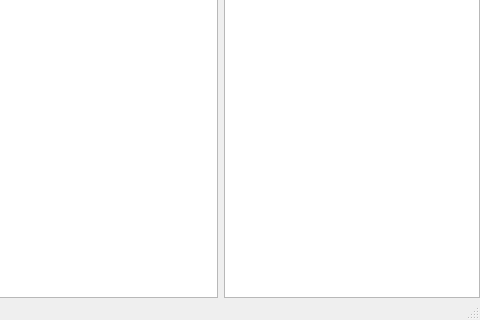
danishcake/FusionForever, file src/FusionForever_Editor/fusionforever_editor.ui: the form before one commit; both pictures show x 220 to 700 and y 491 to 811 of the 700 by 811 pixel window.
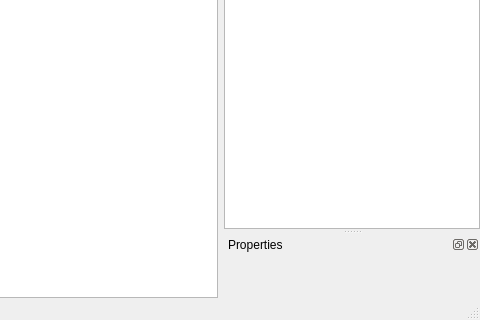
The form after the commit. Custom widgets are drawn as their Qt base class.

Commit message: Added property list, read only

```diff
--- a/src/FusionForever_Editor/fusionforever_editor.ui
+++ b/src/FusionForever_Editor/fusionforever_editor.ui
@@ -175,6 +175,34 @@
     </layout>
    </widget>
   </widget>
+  <widget class="QDockWidget" name="dockProperties">
+   <property name="windowTitle">
+    <string>Properties</string>
+   </property>
+   <attribute name="dockWidgetArea">
+    <number>2</number>
+   </attribute>
+   <widget class="QWidget" name="dockPropertiesContents">
+    <layout class="QHBoxLayout" name="horizontalLayout">
+     <property name="spacing">
+      <number>0</number>
+     </property>
+     <property name="margin">
+      <number>0</number>
+     </property>
+     <item>
+      <widget class="PropertiesWidget" name="propertiesList" native="true">
+       <property name="sizePolicy">
+        <sizepolicy hsizetype="Expanding" vsizetype="Expanding">
+         <horstretch>0</horstretch>
+         <verstretch>0</verstretch>
+        </sizepolicy>
+       </property>
+      </widget>
+     </item>
+    </layout>
+   </widget>
+  </widget>
   <action name="actionDelete_selection">
    <property name="text">
     <string>Delete selection</string>
@@ -282,6 +310,12 @@
    <extends>QGraphicsView</extends>
    <header>fusionforeverwidget.h</header>
   </customwidget>
+  <customwidget>
+   <class>PropertiesWidget</class>
+   <extends>QWidget</extends>
+   <header>propertieswidget.h</header>
+   <container>1</container>
+  </customwidget>
  </customwidgets>
  <resources>
   <include location="fusionforever_editor.qrc"/>
```
The commit also changes 4 other files.
